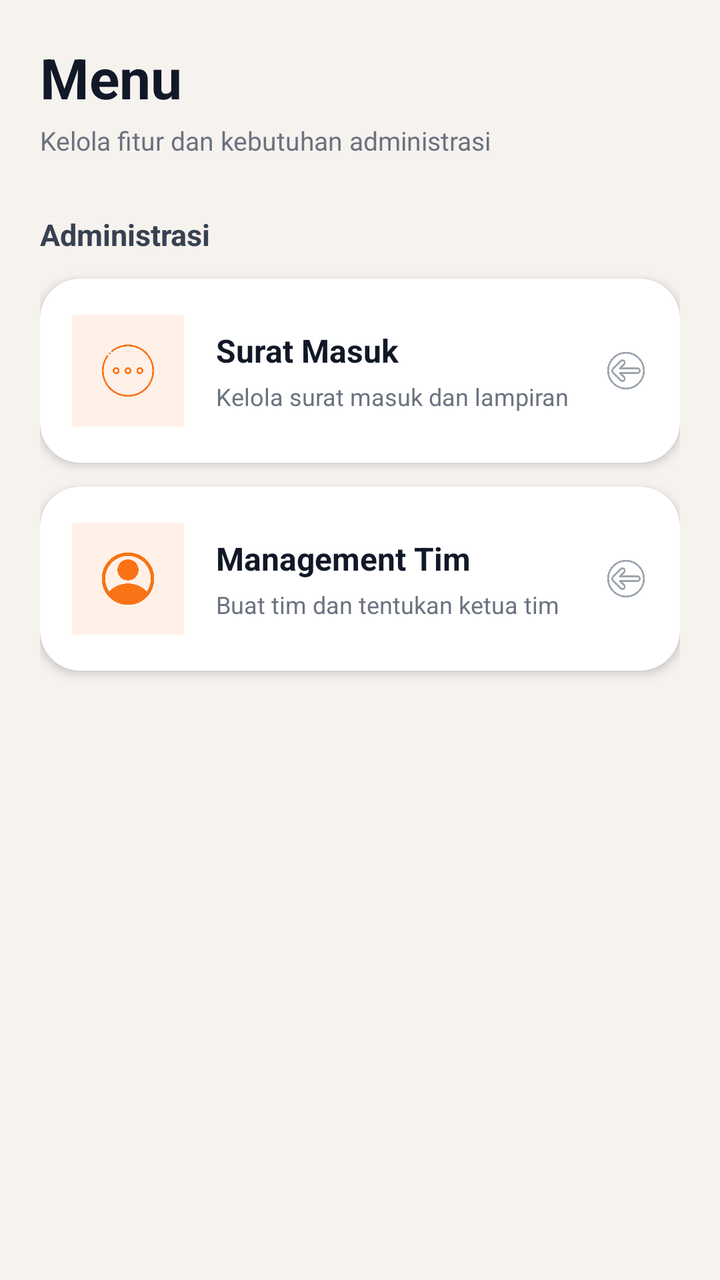
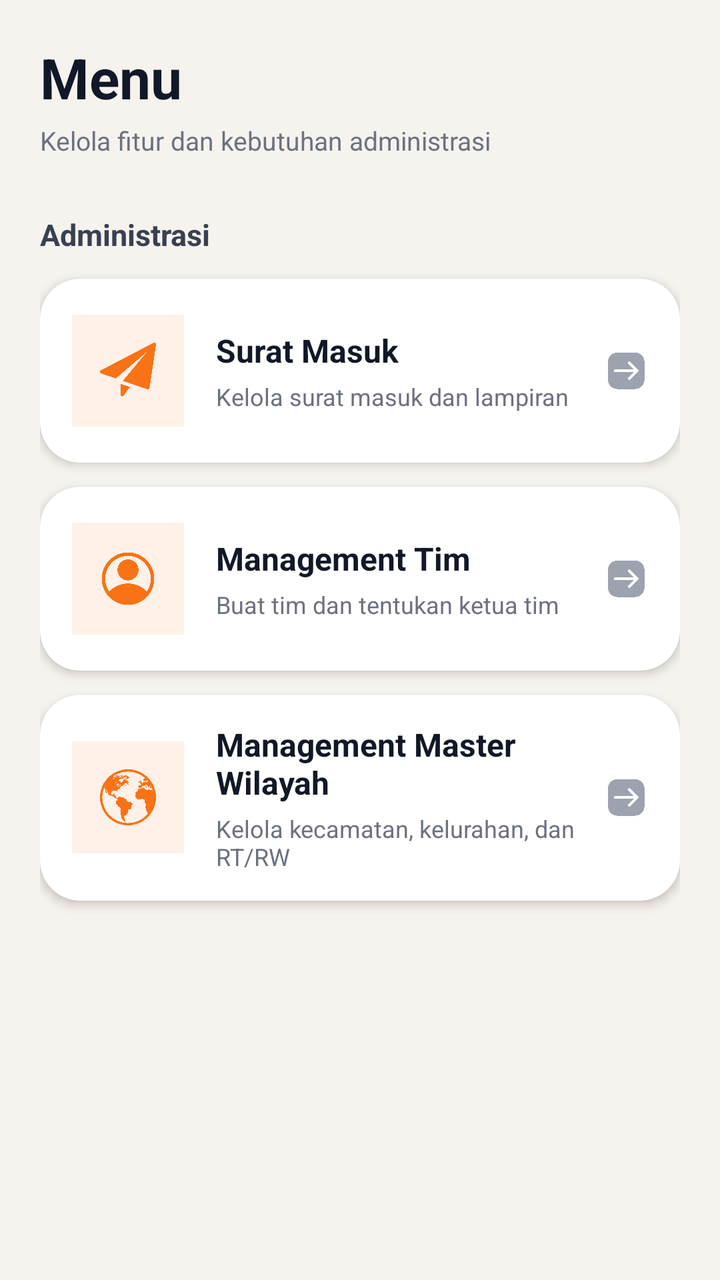

Compare the two renders of this Android layout. The source of the first and the diff that turns it into the second are given below.
<!-- AndroidManifest.xml: application theme Theme.Bpskota -->
<!-- res/layout/fragment_super_admin_menu.xml -->
<?xml version="1.0" encoding="utf-8"?>
<ScrollView
    xmlns:android="http://schemas.android.com/apk/res/android"
    xmlns:app="http://schemas.android.com/apk/res-auto"
    xmlns:tools="http://schemas.android.com/tools"
    android:layout_width="match_parent"
    android:layout_height="match_parent"
    android:background="#F6F2EE"
    android:fillViewport="true"
    android:overScrollMode="never"
    tools:context=".uisuperadmin.SuperAdminMenuFragment">

    <LinearLayout
        android:layout_width="match_parent"
        android:layout_height="wrap_content"
        android:orientation="vertical"
        android:paddingStart="20dp"
        android:paddingTop="20dp"
        android:paddingEnd="20dp"
        android:paddingBottom="120dp">

        
        
        

        <TextView
            android:layout_width="wrap_content"
            android:layout_height="wrap_content"
            android:text="Menu"
            android:textColor="#111827"
            android:textSize="28sp"
            android:textStyle="bold" />

        <TextView
            android:layout_width="wrap_content"
            android:layout_height="wrap_content"
            android:layout_marginTop="4dp"
            android:text="Kelola fitur dan kebutuhan administrasi"
            android:textColor="#6B7280"
            android:textSize="13sp" />


        
        
        

        <TextView
            android:layout_width="wrap_content"
            android:layout_height="wrap_content"
            android:layout_marginTop="28dp"
            android:text="Administrasi"
            android:textColor="#374151"
            android:textSize="15sp"
            android:textStyle="bold" />


        
        
        

        <androidx.cardview.widget.CardView
            android:id="@+id/cardSuratMasuk"
            android:layout_width="match_parent"
            android:layout_height="wrap_content"
            android:layout_marginTop="12dp"
            android:clickable="true"
            android:focusable="true"
            android:foreground="?attr/selectableItemBackground"
            app:cardBackgroundColor="#FFFFFF"
            app:cardCornerRadius="20dp"
            app:cardElevation="3dp">

            <LinearLayout
                android:layout_width="match_parent"
                android:layout_height="wrap_content"
                android:gravity="center_vertical"
                android:minHeight="92dp"
                android:orientation="horizontal"
                android:paddingStart="16dp"
                android:paddingTop="14dp"
                android:paddingEnd="16dp"
                android:paddingBottom="14dp">

                

                <FrameLayout
                    android:layout_width="56dp"
                    android:layout_height="56dp"
                    android:background="#FFF1E8">

                    <ImageView
                        android:layout_width="28dp"
                        android:layout_height="28dp"
                        android:layout_gravity="center"
                        android:src="@drawable/ic_menu1"
                        android:contentDescription="Surat Masuk"
                        app:tint="#F97316" />

                </FrameLayout>


                

                <LinearLayout
                    android:layout_width="0dp"
                    android:layout_height="wrap_content"
                    android:layout_marginStart="16dp"
                    android:layout_weight="1"
                    android:orientation="vertical">

                    <TextView
                        android:layout_width="wrap_content"
                        android:layout_height="wrap_content"
                        android:text="Surat Masuk"
                        android:textColor="#111827"
                        android:textSize="16sp"
                        android:textStyle="bold" />

                    <TextView
                        android:layout_width="wrap_content"
                        android:layout_height="wrap_content"
                        android:layout_marginTop="4dp"
                        android:text="Kelola surat masuk dan lampiran"
                        android:textColor="#6B7280"
                        android:textSize="12sp" />

                </LinearLayout>


                

                <ImageView
                    android:layout_width="22dp"
                    android:layout_height="22dp"
                    android:src="@drawable/ic_arrow_back"
                    android:contentDescription="Buka Surat Masuk"
                    app:tint="#9CA3AF" />

            </LinearLayout>

        </androidx.cardview.widget.CardView>


        
        
        

        <androidx.cardview.widget.CardView
            android:id="@+id/cardManagementTim"
            android:layout_width="match_parent"
            android:layout_height="wrap_content"
            android:layout_marginTop="12dp"
            android:clickable="true"
            android:focusable="true"
            android:foreground="?attr/selectableItemBackground"
            app:cardBackgroundColor="#FFFFFF"
            app:cardCornerRadius="20dp"
            app:cardElevation="3dp">

            <LinearLayout
                android:layout_width="match_parent"
                android:layout_height="wrap_content"
                android:gravity="center_vertical"
                android:minHeight="92dp"
                android:orientation="horizontal"
                android:paddingStart="16dp"
                android:paddingTop="14dp"
                android:paddingEnd="16dp"
                android:paddingBottom="14dp">

                

                <FrameLayout
                    android:layout_width="56dp"
                    android:layout_height="56dp"
                    android:background="#FFF1E8">

                    <ImageView
                        android:layout_width="28dp"
                        android:layout_height="28dp"
                        android:layout_gravity="center"
                        android:src="@drawable/ic_account"
                        android:contentDescription="Management Tim"
                        app:tint="#F97316" />

                </FrameLayout>

                

                <LinearLayout
                    android:layout_width="0dp"
                    android:layout_height="wrap_content"
                    android:layout_marginStart="16dp"
                    android:layout_weight="1"
                    android:orientation="vertical">

                    <TextView
                        android:layout_width="wrap_content"
                        android:layout_height="wrap_content"
                        android:text="Management Tim"
                        android:textColor="#111827"
                        android:textSize="16sp"
                        android:textStyle="bold" />

                    <TextView
                        android:layout_width="wrap_content"
                        android:layout_height="wrap_content"
                        android:layout_marginTop="4dp"
                        android:text="Buat tim dan tentukan ketua tim"
                        android:textColor="#6B7280"
                        android:textSize="12sp" />

                </LinearLayout>

                

                <ImageView
                    android:layout_width="22dp"
                    android:layout_height="22dp"
                    android:src="@drawable/ic_arrow_back"
                    android:contentDescription="Buka Management Tim"
                    app:tint="#9CA3AF" />

            </LinearLayout>

        </androidx.cardview.widget.CardView>


    </LinearLayout>

</ScrollView>
<!-- resources referenced by this layout -->
<resources>
  <!-- drawable ic_account: png bitmap (drawable, 16459 bytes) -->
  <!-- drawable ic_arrow_back: png bitmap (drawable, 15698 bytes) -->
  <!-- drawable ic_menu1: png bitmap (drawable, 15922 bytes) -->
  <style name="Theme.Bpskota" parent="Theme.MaterialComponents.DayNight.NoActionBar">
          
          <item name="colorPrimary">@color/purple_500</item>
          <item name="colorPrimaryVariant">@color/purple_700</item>
          <item name="colorOnPrimary">@color/white</item>
          
          <item name="colorSecondary">@color/teal_200</item>
          <item name="colorSecondaryVariant">@color/teal_700</item>
          <item name="colorOnSecondary">@color/black</item>
          
          <item name="android:statusBarColor">@color/white</item>
          
      </style>
  <color name="purple_500">#FF6200EE</color>
  <color name="purple_700">#FF3700B3</color>
  <color name="white">#FFFFFFFF</color>
  <color name="teal_200">#FF03DAC5</color>
  <color name="teal_700">#FF018786</color>
  <color name="black">#FF000000</color>
</resources>

<!-- the commit's change to res/layout/fragment_super_admin_menu.xml (unified diff, before → after) -->
@@ -92,7 +92,7 @@
                         android:layout_width="28dp"
                         android:layout_height="28dp"
                         android:layout_gravity="center"
-                        android:src="@drawable/ic_menu1"
+                        android:src="@drawable/ic_mail"
                         android:contentDescription="Surat Masuk"
                         app:tint="#F97316" />
 
@@ -132,7 +132,7 @@
                 <ImageView
                     android:layout_width="22dp"
                     android:layout_height="22dp"
-                    android:src="@drawable/ic_arrow_back"
+                    android:src="@drawable/ic_kanan"
                     android:contentDescription="Buka Surat Masuk"
                     app:tint="#9CA3AF" />
 
@@ -217,13 +217,96 @@
                 <ImageView
                     android:layout_width="22dp"
                     android:layout_height="22dp"
-                    android:src="@drawable/ic_arrow_back"
+                    android:src="@drawable/ic_kanan"
                     android:contentDescription="Buka Management Tim"
                     app:tint="#9CA3AF" />
 
             </LinearLayout>
 
         </androidx.cardview.widget.CardView>
+        
+        
+        
+
+        <androidx.cardview.widget.CardView
+            android:id="@+id/cardManagementMasterWilayah"
+            android:layout_width="match_parent"
+            android:layout_height="wrap_content"
+            android:layout_marginTop="12dp"
+            android:clickable="true"
+            android:focusable="true"
+            android:foreground="?attr/selectableItemBackground"
+            app:cardBackgroundColor="#FFFFFF"
+            app:cardCornerRadius="20dp"
+            app:cardElevation="3dp">
+
+            <LinearLayout
+                android:layout_width="match_parent"
+                android:layout_height="wrap_content"
+                android:gravity="center_vertical"
+                android:minHeight="92dp"
+                android:orientation="horizontal"
+                android:paddingStart="16dp"
+                android:paddingTop="14dp"
+                android:paddingEnd="16dp"
+                android:paddingBottom="14dp">
+
+                
+
+                <FrameLayout
+                    android:layout_width="56dp"
+                    android:layout_height="56dp"
+                    android:background="#FFF1E8">
+
+                    <ImageView
+                        android:layout_width="28dp"
+                        android:layout_height="28dp"
+                        android:layout_gravity="center"
+                        android:src="@drawable/ic_world"
+                        android:contentDescription="Management Master Wilayah"
+                        app:tint="#F97316" />
+
+                </FrameLayout>
+
+                
+
+                <LinearLayout
+                    android:layout_width="0dp"
+                    android:layout_height="wrap_content"
+                    android:layout_marginStart="16dp"
+                    android:layout_weight="1"
+                    android:orientation="vertical">
+
+                    <TextView
+                        android:layout_width="wrap_content"
+                        android:layout_height="wrap_content"
+                        android:text="Management Master Wilayah"
+                        android:textColor="#111827"
+                        android:textSize="16sp"
+                        android:textStyle="bold" />
+
+                    <TextView
+                        android:layout_width="wrap_content"
+                        android:layout_height="wrap_content"
+                        android:layout_marginTop="4dp"
+                        android:text="Kelola kecamatan, kelurahan, dan RT/RW"
+                        android:textColor="#6B7280"
+                        android:textSize="12sp" />
+
+                </LinearLayout>
+
+                
+
+                <ImageView
+                    android:layout_width="22dp"
+                    android:layout_height="22dp"
+                    android:src="@drawable/ic_kanan"
+                    android:contentDescription="Buka Management Master Wilayah"
+                    app:tint="#9CA3AF" />
+
+            </LinearLayout>
+
+        </androidx.cardview.widget.CardView>
 
 
     </LinearLayout>
<!-- resource entries referenced after the edit -->
@@ -1,8 +1,9 @@
 <!-- resources referenced by this layout -->
 <resources>
   <!-- drawable ic_account: png bitmap (drawable, 16459 bytes) -->
-  <!-- drawable ic_arrow_back: png bitmap (drawable, 15698 bytes) -->
-  <!-- drawable ic_menu1: png bitmap (drawable, 15922 bytes) -->
+  <!-- drawable ic_kanan: png bitmap (drawable, 7884 bytes) -->
+  <!-- drawable ic_mail: png bitmap (drawable, 13016 bytes) -->
+  <!-- drawable ic_world: png bitmap (drawable, 15123 bytes) -->
   <style name="Theme.Bpskota" parent="Theme.MaterialComponents.DayNight.NoActionBar">
           
           <item name="colorPrimary">@color/purple_500</item>
